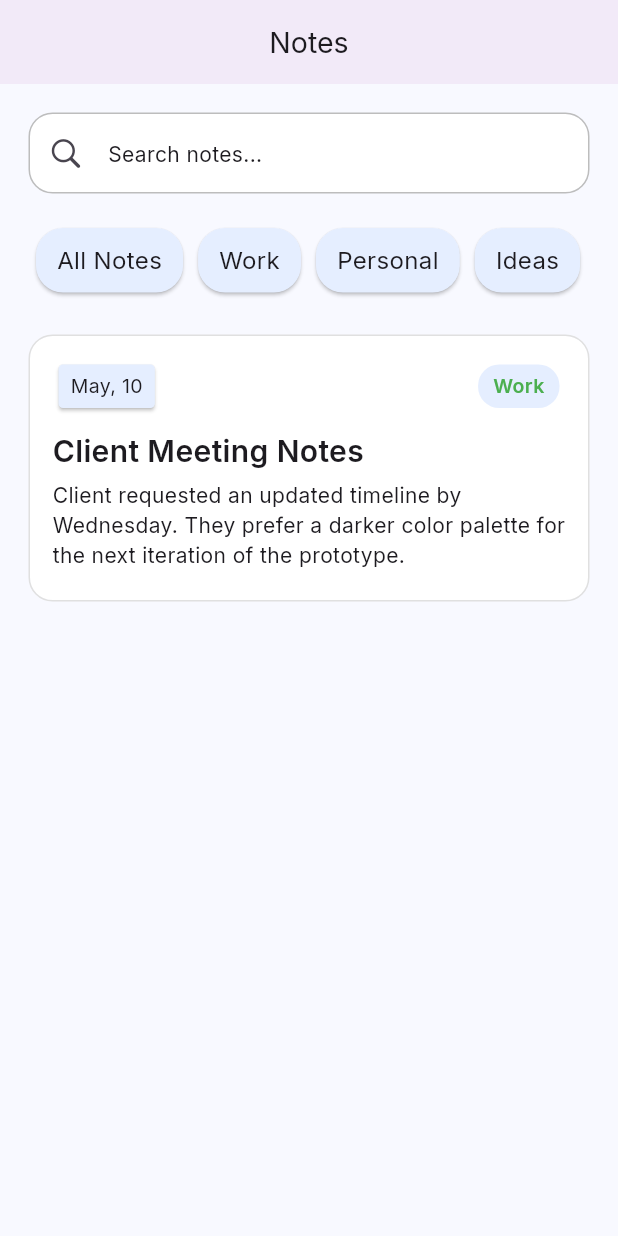
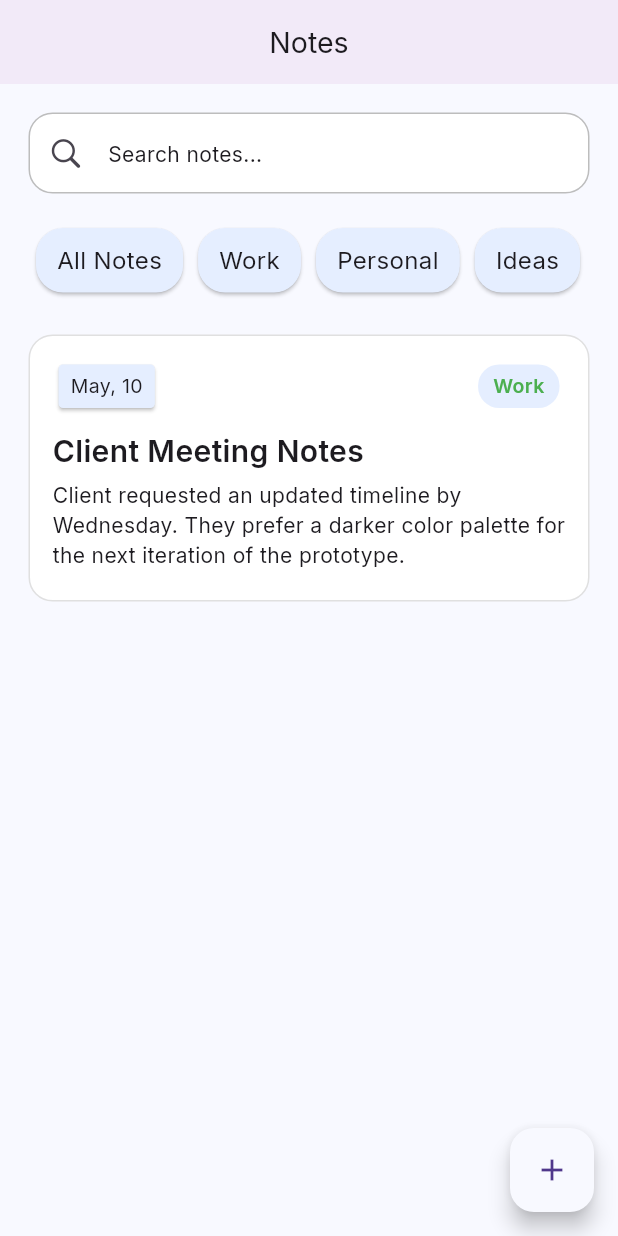
Before and after one commit to TanvirAlHasib/dashboard_app, a Flutter app: the screen it shows after launch, on a phone screen of 412 x 824 dp. Run offline on Flutter 3.47's test engine with Material 3 defaults, Android fonts, the light colour scheme and no system bars; our stand-ins replace go_router, google_fonts.

Commit message:
feature:added floating action button custom widget

```diff
--- a/lib/screens/note_screen.dart
+++ b/lib/screens/note_screen.dart
@@ -1,4 +1,5 @@
 import 'package:dashboard/widgets/cardWidget.dart';
+import 'package:dashboard/widgets/floatingActionButtonWidget.dart';
 import 'package:flutter/cupertino.dart';
 import 'package:flutter/material.dart';
 import 'package:google_fonts/google_fonts.dart';
@@ -133,10 +134,11 @@ class NoteScreen extends StatelessWidget {
                   ),
                 ],
               ),
-            )
+            ),
           ],
         ),
       ),
+      floatingActionButton: Floatingactionbuttonwidget(),
     );
   }
 
--- /dev/null
+++ b/lib/widgets/floatingActionButtonWidget.dart
@@ -0,0 +1,15 @@
+import 'package:flutter/cupertino.dart';
+import 'package:flutter/material.dart';
+
+class Floatingactionbuttonwidget extends StatelessWidget {
+  const Floatingactionbuttonwidget({super.key});
+
+  @override
+  Widget build(BuildContext context) {
+    return FloatingActionButton(
+      backgroundColor: Theme.of(context).scaffoldBackgroundColor,
+      onPressed: () {},
+      child: Icon(Icons.add),
+    );
+  }
+}
```
